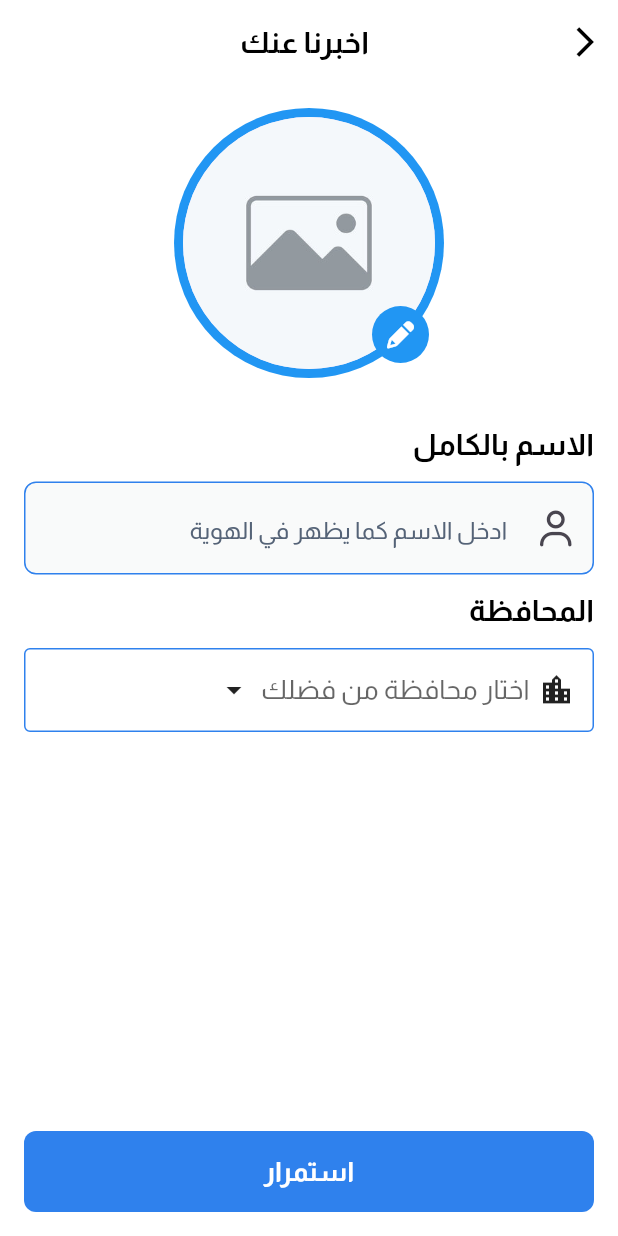
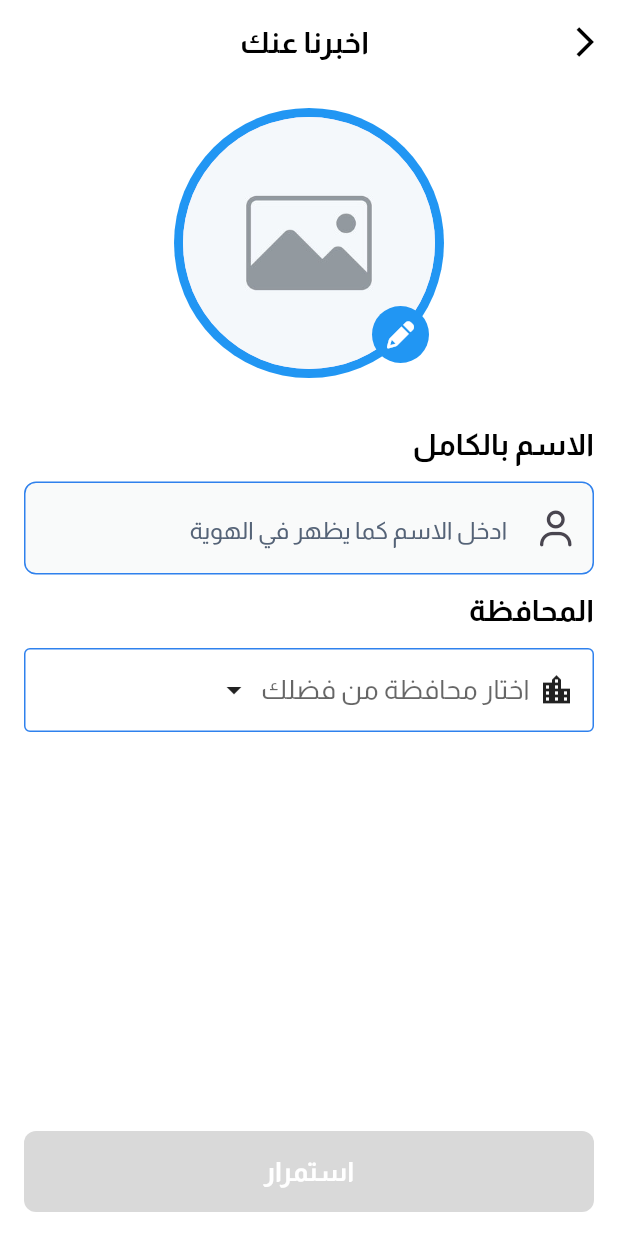
Before and after one commit to Makaruos-Emad/Herafy_App, a Flutter app: the CompleteProfileScreen screen opened by its route, on a phone screen of 412 x 824 dp. Run offline on Flutter 3.47's test engine with Material 3 defaults, Android fonts, the phone set to English and light mode, and no system bars; our stand-ins replace flutter_bloc, flutter_svg, font_awesome_flutter, geolocator, image_picker, pinput and 1 more; accounts and stored records are empty.

Commit message:
some update in select governate and centers

```diff
--- a/lib/core/routing/app_router.dart
+++ b/lib/core/routing/app_router.dart
@@ -8,9 +8,15 @@ import 'package:herafy/features/auth/ui/enter_code_screen.dart';
 import 'package:herafy/features/auth/ui/user_type_selection_screen.dart';
 import 'package:herafy/features/home/ui/home_client_screen.dart';
 import 'package:herafy/features/onboarding/ui/onboarding_screen.dart';
+import 'package:herafy/features/profile/ui/edit_profile_screen.dart';
 import 'package:herafy/features/service_request/data/best_tech_model.dart';
 import 'package:herafy/features/service_request/logic/cubit/service_requist_cubit.dart';
+import 'package:herafy/features/service_request/models/check_request_args.dart';
+import 'package:herafy/features/service_request/ui/book_appointment_screen.dart';
+import 'package:herafy/features/service_request/ui/check_request_screen.dart';
 import 'package:herafy/features/service_request/ui/select_technician_screen.dart';
+import 'package:herafy/features/service_request/ui/success_request_screen.dart';
+import 'package:herafy/features/service_request/ui/tech_selected_profile_screen.dart';
 
 class AppRouter {
   Route? generateRoute(RouteSettings settings) {
@@ -45,8 +51,47 @@ class AppRouter {
             child: const SelectTechnicianScreen(),
           ),
         );
+      case Routes.technicialSelectedProfileScreen:
+        return MaterialPageRoute(
+          builder: (context) => const TechSelectedProfileScreen(),
+        );
+      case Routes.bookAppointmentScreen:
+        return MaterialPageRoute(builder: (context) => BookAppointmentScreen());
+      case Routes.checkRequestScreen:
+        final args = settings.arguments;
+        if (args is! CheckRequestArgs) {
+          return _errorRoute(
+            'Missing/invalid arguments for ${Routes.checkRequestScreen}. '
+            'Expected CheckRequestArgs.',
+          );
+        }
+        return MaterialPageRoute(
+          builder: (context) => CheckRequestScreen(
+            time: args.time,
+            date: args.date,
+            address: args.address,
+            governorate: args.governorate,
+            center: args.center,
+          ),
+        );
+
+      case Routes.successRequestScreen:
+        return MaterialPageRoute(
+          builder: (context) => const SuccessRequestScreen(),
+        );
+      case Routes.editProfileScreen:
+        return MaterialPageRoute(builder: (_) => EditProfileScreen());
       default:
         return null;
     }
   }
+
+  Route _errorRoute(String message) {
+    return MaterialPageRoute(
+      builder: (_) => Scaffold(
+        appBar: AppBar(title: const Text('Routing Error')),
+        body: Center(child: Text(message, textAlign: TextAlign.center)),
+      ),
+    );
+  }
 }
--- a/lib/core/routing/routes.dart
+++ b/lib/core/routing/routes.dart
@@ -7,4 +7,9 @@ class Routes {
   static const String allowLocationScreen = '/allowLocationScreen';
   static const String homeClientScreen = 'homeClientScreen';
   static const String selectTechnicianScreen = 'selectTechnicianScreen';
+  static const String technicialSelectedProfileScreen = 'technicialSelectedProfileScreen';
+  static const String bookAppointmentScreen = 'bookAppointmentScreen';
+  static const String checkRequestScreen = 'checkRequestScreen';
+  static const String successRequestScreen = 'SuccessRequestScreen';
+  static const String editProfileScreen = 'editProfileScreen';
 }
--- a/lib/core/widgets/custom_text_form_field.dart
+++ b/lib/core/widgets/custom_text_form_field.dart
@@ -7,6 +7,8 @@ class CustomTextFormField extends StatelessWidget {
     super.key,
     required this.hintText,
     required this.textInputType,
+    this.controller,
+    this.onChanged,
     this.suffixIcon,
     this.onSaved,
     this.obscureText = false,
@@ -15,10 +17,14 @@ class CustomTextFormField extends StatelessWidget {
     this.prefixIcon,
     this.hintStyle,
     this.labelText,
+    this.enableValidation = true,
+    this.validator,
   });
 
   final String hintText;
   final TextInputType textInputType;
+  final TextEditingController? controller;
+  final ValueChanged<String>? onChanged;
   final Widget? suffixIcon;
   final void Function(String?)? onSaved;
   final bool obscureText;
@@ -27,20 +33,27 @@ class CustomTextFormField extends StatelessWidget {
   final Widget? prefixIcon;
   final TextStyle? hintStyle;
   final String? labelText;
+  final bool enableValidation;
+  final String? Function(String?)? validator;
 
   @override
   Widget build(BuildContext context) {
     return TextFormField(
+      controller: controller,
+      onChanged: onChanged,
       textDirection: textDirection,
       obscureText: obscureText,
       textAlignVertical: TextAlignVertical.center,
       onSaved: onSaved,
-      validator: (value) {
-        if (value == null || value.isEmpty) {
-          return hintText;
-        }
-        return null;
-      },
+      validator: enableValidation
+          ? (validator ??
+              (value) {
+                if (value == null || value.isEmpty) {
+                  return hintText;
+                }
+                return null;
+              })
+          : null,
       keyboardType: textInputType,
       style: AppTextStyles.semiBold20Black,
       decoration: InputDecoration(
--- /dev/null
+++ b/lib/features/auth/data/country_name.dart
@@ -0,0 +1,296 @@
+import 'package:herafy/features/auth/models/list_contry.dart';
+
+final List<Country> countries = [
+  Country(title: "مصر", code: "+20", flag: "🇪🇬"),
+  Country(title: "السعودية", code: "+966", flag: "🇸🇦"),
+  Country(title: "الإمارات", code: "+971", flag: "🇦🇪"),
+  Country(title: "قطر", code: "+974", flag: "🇶🇦"),
+  Country(title: "الكويت", code: "+965", flag: "🇰🇼"),
+  Country(title: "البحرين", code: "+973", flag: "🇧🇭"),
+  Country(title: "عُمان", code: "+968", flag: "🇴🇲"),
+  Country(title: "الأردن", code: "+962", flag: "🇯🇴"),
+  Country(title: "لبنان", code: "+961", flag: "🇱🇧"),
+  Country(title: "سوريا", code: "+963", flag: "🇸🇾"),
+  Country(title: "العراق", code: "+964", flag: "🇮🇶"),
+  Country(title: "فلسطين", code: "+970", flag: "🇵🇸"),
+  Country(title: "السودان", code: "+249", flag: "🇸🇩"),
+  Country(title: "ليبيا", code: "+218", flag: "🇱🇾"),
+  Country(title: "تونس", code: "+216", flag: "🇹🇳"),
+  Country(title: "الجزائر", code: "+213", flag: "🇩🇿"),
+  Country(title: "المغرب", code: "+212", flag: "🇲🇦"),
+  Country(title: "موريتانيا", code: "+222", flag: "🇲🇷"),
+  Country(title: "الصومال", code: "+252", flag: "🇸🇴"),
+  Country(title: "جيبوتي", code: "+253", flag: "🇩🇯"),
+  Country(title: "جزر القمر", code: "+269", flag: "🇰🇲"),
+];
+
+final List<Country> governorates = [
+  Country(
+    title: "القاهرة",
+    centers: [
+      "مدينة نصر",
+      "المعادي",
+      "حلوان",
+      "عين شمس",
+      "الزيتون",
+      "شبرا",
+      "التجمع",
+    ],
+  ),
+  Country(
+    title: "الجيزة",
+    centers: [
+      "الدقي",
+      "العجوزة",
+      "الهرم",
+      "فيصل",
+      "6 أكتوبر",
+      "الشيخ زايد",
+    ],
+  ),
+  Country(
+    title: "الإسكندرية",
+    centers: [
+      "سيدي جابر",
+      "سموحة",
+      "العجمي",
+      "المنتزه",
+      "محرم بك",
+    ],
+  ),
+  Country(
+    title: "الدقهلية",
+    centers: [
+      "المنصورة",
+      "طلخا",
+      "ميت غمر",
+      "السنبلاوين",
+      "دكرنس",
+    ],
+  ),
+  Country(
+    title: "البحر الأحمر",
+    centers: [
+      "الغردقة",
+      "سفاجا",
+      "القصير",
+      "مرسى علم",
+    ],
+  ),
+  Country(
+    title: "البحيرة",
+    centers: [
+      "دمنهور",
+      "كفر الدوار",
+      "رشيد",
+      "إدكو",
+      "أبو المطامير",
+    ],
+  ),
+  Country(
+    title: "الفيوم",
+    centers: [
+      "الفيوم",
+      "سنورس",
+      "إطسا",
+      "طامية",
+      "يوسف الصديق",
+    ],
+  ),
+  Country(
+    title: "الغربية",
+    centers: [
+      "طنطا",
+      "المحلة الكبرى",
+      "زفتى",
+      "كفر الزيات",
+      "بسيون",
+    ],
+  ),
+  Country(
+    title: "الإسماعيلية",
+    centers: [
+      "الإسماعيلية",
+      "فايد",
+      "القنطرة شرق",
+      "القنطرة غرب",
+    ],
+  ),
+  Country(
+    title: "المنوفية",
+    centers: [
+      "شبين الكوم",
+      "السادات",
+      "منوف",
+      "أشمون",
+      "قويسنا",
+    ],
+  ),
+  Country(
+    title: "المنيا",
+    centers: [
+      "المنيا",
+      "ملوي",
+      "بني مزار",
+      "مطاي",
+      "سمالوط",
+    ],
+  ),
+  Country(
+    title: "القليوبية",
+    centers: [
+      "بنها",
+      "شبرا الخيمة",
+      "القناطر الخيرية",
+      "الخانكة",
+      "طوخ",
+    ],
+  ),
+  Country(
+    title: "الوادي الجديد",
+    centers: [
+      "الخارجة",
+      "الداخلة",
+      "الفرافرة",
+      "باريس",
+    ],
+  ),
+  Country(
+    title: "السويس",
+    centers: [
+      "السويس",
+      "عتاقة",
+      "الجناين",
+    ],
+  ),
+  Country(
+    title: "أسوان",
+    centers: [
+      "أسوان",
+      "دراو",
+      "كوم أمبو",
+      "نصر النوبة",
+      "إدفو",
+    ],
+  ),
+  Country(
+    title: "أسيوط",
+    centers: [
+      "أسيوط",
+      "ديروط",
+      "القوصية",
+      "أبنوب",
+      "منفلوط",
+    ],
+  ),
+  Country(
+    title: "بني سويف",
+    centers: [
+      "بني سويف",
+      "الواسطى",
+      "ناصر",
+      "إهناسيا",
+      "سمسطا",
+    ],
+  ),
+  Country(
+    title: "بورسعيد",
+    centers: [
+      "حي العرب",
+      "حي الزهور",
+      "حي الشرق",
+      "حي المناخ",
+    ],
+  ),
+  Country(
+    title: "دمياط",
+    centers: [
+      "دمياط",
+      "رأس البر",
+      "فارسكور",
+      "الزرقا",
+    ],
+  ),
+  Country(
+    title: "الشرقية",
+    centers: [
+      "الزقازيق",
+      "بلبيس",
+      "منيا القمح",
+      "فاقوس",
+      "العاشر من رمضان",
+    ],
+  ),
+  Country(
+    title: "جنوب سيناء",
+    centers: [
+      "شرم الشيخ",
+      "دهب",
+      "نويبع",
+      "طابا",
+    ],
+  ),
+  Country(
+    title: "كفر الشيخ",
+    centers: [
+      "كفر الشيخ",
+      "دسوق",
+      "فوه",
+      "مطوبس",
+    ],
+  ),
+  Country(
+    title: "مطروح",
+    centers: [
+      "مرسى مطروح",
+      "الحمام",
+      "الضبعة",
+      "سيدي براني",
+    ],
+  ),
+  Country(
+    title: "الأقصر",
+    centers: [
+      "الأقصر",
+      "الزينية",
+      "البياضية",
+      "القرنة",
+      "أرمنت",
+      "إسنا",
+    ],
+  ),
+  Country(
+    title: "قنا",
+    centers: [
+      "قنا",
+      "نجع حمادي",
+      "دشنا",
+      "قفط",
+      "قوص",
+    ],
+  ),
+  Country(
+    title: "شمال سيناء",
+    centers: [
+      "العريش",
+      "الشيخ زويد",
+      "رفح",
+    ],
+  ),
+  Country(
+    title: "سوهاج",
+    centers: [
+      "سوهاج",
+      "أخميم",
+      "البلينا",
+      "المراغة",
+      "المنشأة",
+      "دار السلام",
+      "جرجا",
+      "جهينة",
+      "ساقلته",
+      "طما",
+      "طهطا",
+    ],
+  ),
+];
--- a/lib/features/auth/models/list_contry.dart
+++ b/lib/features/auth/models/list_contry.dart
@@ -2,60 +2,18 @@ class Country {
   final String title;
   final String? code;
   final String? flag;
+  final List<String>? centers;
 
-  Country({required this.title,  this.code,  this.flag});
+  Country({required this.title,  this.code,  this.flag , this.centers});
 }
 
-final List<Country> countries = [
-  Country(title: "مصر", code: "+20", flag: "🇪🇬"),
-  Country(title: "السعودية", code: "+966", flag: "🇸🇦"),
-  Country(title: "الإمارات", code: "+971", flag: "🇦🇪"),
-  Country(title: "قطر", code: "+974", flag: "🇶🇦"),
-  Country(title: "الكويت", code: "+965", flag: "🇰🇼"),
-  Country(title: "البحرين", code: "+973", flag: "🇧🇭"),
-  Country(title: "عُمان", code: "+968", flag: "🇴🇲"),
-  Country(title: "الأردن", code: "+962", flag: "🇯🇴"),
-  Country(title: "لبنان", code: "+961", flag: "🇱🇧"),
-  Country(title: "سوريا", code: "+963", flag: "🇸🇾"),
-  Country(title: "العراق", code: "+964", flag: "🇮🇶"),
-  Country(title: "فلسطين", code: "+970", flag: "🇵🇸"),
-  Country(title: "السودان", code: "+249", flag: "🇸🇩"),
-  Country(title: "ليبيا", code: "+218", flag: "🇱🇾"),
-  Country(title: "تونس", code: "+216", flag: "🇹🇳"),
-  Country(title: "الجزائر", code: "+213", flag: "🇩🇿"),
-  Country(title: "المغرب", code: "+212", flag: "🇲🇦"),
-  Country(title: "موريتانيا", code: "+222", flag: "🇲🇷"),
-  Country(title: "الصومال", code: "+252", flag: "🇸🇴"),
-  Country(title: "جيبوتي", code: "+253", flag: "🇩🇯"),
-  Country(title: "جزر القمر", code: "+269", flag: "🇰🇲"),
-];
 
-final List<Country> governorates = [
-  Country(title: "القاهرة"),
-  Country(title: "الجيزة"),
-  Country(title: "الإسكندرية"),
-  Country(title: "الدقهلية"),
-  Country(title: "البحر الأحمر"),
-  Country(title: "البحيرة"),
-  Country(title: "الفيوم"),
-  Country(title: "الغربية"),
-  Country(title: "الإسماعيلية"),
-  Country(title: "المنوفية"),
-  Country(title: "المنيا"),
-  Country(title: "القليوبية"),
-  Country(title: "الوادي الجديد"),
-  Country(title: "السويس"),
-  Country(title: "أسوان"),
-  Country(title: "أسيوط"),
-  Country(title: "بني سويف"),
-  Country(title: "بورسعيد"),
-  Country(title: "دمياط"),
-  Country(title: "الشرقية"),
-  Country(title: "جنوب سيناء"),
-  Country(title: "كفر الشيخ"),
-  Country(title: "مطروح"),
-  Country(title: "الأقصر"),
-  Country(title: "قنا"),
-  Country(title: "شمال سيناء"),
-  Country(title: "سوهاج"),
-];
+class Governorate {
+  final String name;
+  final List<String> centers;
+
+  Governorate({
+    required this.name,
+    required this.centers,
+  });
+}
--- a/lib/features/auth/ui/widgets/body_complete_profile_screen.dart
+++ b/lib/features/auth/ui/widgets/body_complete_profile_screen.dart
@@ -5,15 +5,50 @@ import 'package:herafy/core/theme/app_text_styles.dart';
 import 'package:herafy/core/utils/app_constants.dart';
 import 'package:herafy/core/widgets/custom_button.dart';
 import 'package:herafy/core/widgets/custom_text_form_field.dart';
+import 'package:herafy/features/auth/data/country_name.dart';
 import 'package:herafy/features/auth/models/list_contry.dart';
 import 'package:herafy/features/auth/ui/widgets/add_image_profile_widget.dart';
 import 'package:herafy/features/auth/ui/widgets/custom_list_title.dart';
 
-class BodyCompleteProfileScreen extends StatelessWidget {
+class BodyCompleteProfileScreen extends StatefulWidget {
   const BodyCompleteProfileScreen({super.key});
 
   @override
+  State<BodyCompleteProfileScreen> createState() =>
+      _BodyCompleteProfileScreenState();
+}
+
+class _BodyCompleteProfileScreenState extends State<BodyCompleteProfileScreen> {
+  final TextEditingController _fullNameController = TextEditingController();
+  Country? _selectedGovernorate;
+  String? _selectedCenter;
+
+  bool get _canContinue =>
+      _fullNameController.text.trim().isNotEmpty &&
+      _selectedGovernorate != null &&
+      _selectedCenter != null;
+
+  @override
+  void initState() {
+    super.initState();
+    _fullNameController.addListener(_onFormChanged);
+  }
+
+  @override
+  void dispose() {
+    _fullNameController.removeListener(_onFormChanged);
+    _fullNameController.dispose();
+    super.dispose();
+  }
+
+  void _onFormChanged() {
+    if (!mounted) return;
+    setState(() {});
+  }
+
+  @override
   Widget build(BuildContext context) {
+    final centers = _selectedGovernorate?.centers ?? const <String>[];
     return Padding(
       padding: const EdgeInsets.all(kHorizontalPadding),
       child: Column(
@@ -38,6 +73,7 @@ class BodyCompleteProfileScreen extends StatelessWidget {
                     hintStyle: AppTextStyles.regular16GrayBlue,
                     prefixIcon: const FaIcon(FontAwesomeIcons.user),
                     textInputType: TextInputType.name,
+                    controller: _fullNameController,
                   ),
                   SizedBox(height: 10),
                   Text(
@@ -46,14 +82,40 @@ class BodyCompleteProfileScreen extends StatelessWidget {
                     textAlign: TextAlign.right,
                   ),
                   SizedBox(height: 10),
-                  CustomListTitle(
-                    listItems: governorates,
-                    leadingIcon: const Icon(Icons.location_city),
+                  CustomListTitle<Country>(
+                    items: governorates,
+                    titleBuilder: (g) => g.title,
+                    selected: _selectedGovernorate,
+                    leading: const Icon(Icons.location_city),
                     placeholderText: "اختار محافظة من فضلك",
-                    onCountrySelected: (country) {
-                      print(country);
+                    onSelected: (governorate) {
+                      setState(() {
+                        _selectedGovernorate = governorate;
+                        _selectedCenter = null;
+                      });
                     },
                   ),
+                  const SizedBox(height: 12),
+                  if (_selectedGovernorate != null) ...[
+                    Text(
+                      "المركز",
+                      style: AppTextStyles.semiBold20Black,
+                      textAlign: TextAlign.right,
+                    ),
+                    const SizedBox(height: 10),
+                    CustomListTitle<String>(
+                      items: centers,
+                      titleBuilder: (c) => c,
+                      selected: _selectedCenter,
+                      leading: const Icon(Icons.location_on_outlined),
+                      placeholderText: "اختار مركز من فضلك",
+                      onSelected: (center) {
+                        setState(() {
+                          _selectedCenter = center;
+                        });
+                      },
+                    ),
+                  ],
                 ],
               ),
             ),
@@ -62,9 +124,11 @@ class BodyCompleteProfileScreen extends StatelessWidget {
           SafeArea(
             top: false,
             child: CustomButton(
-              onPressed: () {
-                Navigator.pushNamed(context, Routes.allowLocationScreen);
-              },
+              onPressed: _canContinue
+                  ? () {
+                      Navigator.pushNamed(context, Routes.allowLocationScreen);
+                    }
+                  : null,
               text: 'استمرار',
             ),
           ),
--- a/lib/features/auth/ui/widgets/custom_list_title.dart
+++ b/lib/features/auth/ui/widgets/custom_list_title.dart
@@ -1,45 +1,69 @@
 import 'package:flutter/material.dart';
 import 'package:herafy/core/theme/app_colors.dart';
-import 'package:herafy/features/auth/models/list_contry.dart';
 
-class CustomListTitle extends StatefulWidget {
+class CustomListTitle<T> extends StatefulWidget {
   const CustomListTitle({
     super.key,
-    required this.onCountrySelected,
-    required this.listItems,
-    required this.leadingIcon,
+    required this.items,
+    required this.titleBuilder,
+    required this.onSelected,
+    this.selected,
     this.initialSelected,
+    this.leading,
+    this.leadingBuilder,
+    this.trailingBuilder,
     this.showSelectedTitle = true,
     this.placeholderText,
   });
 
-  final ValueChanged<Country> onCountrySelected;
-  final List<Country> listItems;
-  final Icon? leadingIcon;
-  final Country? initialSelected;
+  final List<T> items;
+  final String Function(T item) titleBuilder;
+  final ValueChanged<T> onSelected;
+  final T? selected;
+  final T? initialSelected;
+  final Widget? leading;
+  final Widget? Function(T item)? leadingBuilder;
+  final Widget? Function(T item)? trailingBuilder;
   final bool showSelectedTitle;
   final String? placeholderText;
 
   @override
-  State<CustomListTitle> createState() => _CustomListTitleState();
+  State<CustomListTitle<T>> createState() => _CustomListTitleState<T>();
 }
 
-class _CustomListTitleState extends State<CustomListTitle> {
-  Country? _selected;
+class _CustomListTitleState<T> extends State<CustomListTitle<T>> {
+  T? _selected;
 
   @override
   void initState() {
     super.initState();
-    _selected = widget.initialSelected ??
-        (widget.placeholderText == null ? widget.listItems.first : null);
+    _selected = widget.selected ??
+        widget.initialSelected ??
+        (widget.placeholderText == null ? widget.items.firstOrNull : null);
+  }
+
+  @override
+  void didUpdateWidget(covariant CustomListTitle<T> oldWidget) {
+    super.didUpdateWidget(oldWidget);
+    if (widget.selected != oldWidget.selected) {
+      _selected = widget.selected;
+    }
+  }
+
+  T? get _effectiveSelected => widget.selected ?? _selected;
+
+  Widget? _buildLeading(T? selected) {
+    if (selected == null) return widget.leading;
+    return widget.leadingBuilder?.call(selected) ?? widget.leading;
   }
 
   @override
   Widget build(BuildContext context) {
-    final selected = _selected;
-    final shouldShowTitle = selected == null ||
-        widget.showSelectedTitle ||
-        selected.flag == null;
+    final selected = _effectiveSelected;
+    final leading = _buildLeading(selected);
+
+    final shouldShowTitle =
+        selected == null || widget.showSelectedTitle || leading == null;
 
     return GestureDetector(
       onTap: () {
@@ -47,26 +71,22 @@ class _CustomListTitleState extends State<CustomListTitle> {
           context: context,
           builder: (_) {
             return ListView.builder(
-              itemCount: widget.listItems.length,
+              itemCount: widget.items.length,
               itemBuilder: (context, index) {
-                final item = widget.listItems[index];
+                final item = widget.items[index];
                 return ListTile(
-                  leading: item.flag == null
-                      ? widget.leadingIcon
-                      : Text(item.flag!, style: const TextStyle(fontSize: 20)),
-                  title: Text(item.title, style: const TextStyle(fontSize: 20)),
-                  trailing: item.code == null
-                      ? null
-                      : Text(
-                          item.code!,
-                          textDirection: TextDirection.ltr,
-                          style: const TextStyle(fontSize: 16),
-                        ),
+                  leading:
+                      widget.leadingBuilder?.call(item) ?? widget.leading,
+                  title: Text(
+                    widget.titleBuilder(item),
+                    style: const TextStyle(fontSize: 20),
+                  ),
+                  trailing: widget.trailingBuilder?.call(item),
                   onTap: () {
                     setState(() {
                       _selected = item;
                     });
-                    widget.onCountrySelected(item);
+                    widget.onSelected(item);
                     Navigator.pop(context);
                   },
                 );
@@ -85,18 +105,8 @@ class _CustomListTitleState extends State<CustomListTitle> {
           children: () {
             final children = <Widget>[];
 
-            if (selected == null) {
-              if (widget.leadingIcon != null) {
-                children.add(widget.leadingIcon!);
-              }
-            } else {
-              if (selected.flag == null && widget.leadingIcon != null) {
-                children.add(widget.leadingIcon!);
-              } else if (selected.flag != null) {
-                children.add(
-                  Text(selected.flag!, style: const TextStyle(fontSize: 20)),
-                );
-              }
+            if (leading != null) {
+              children.add(leading);
             }
 
             if (shouldShowTitle) {
@@ -105,7 +115,9 @@ class _CustomListTitleState extends State<CustomListTitle> {
               }
               children.add(
                 Text(
-                  selected?.title ?? (widget.placeholderText ?? ""),
+                  selected == null
+                      ? (widget.placeholderText ?? "")
+                      : widget.titleBuilder(selected),
                   style: TextStyle(
                     fontSize: 18,
                     color: selected == null ? Theme.of(context).hintColor : null,
@@ -127,3 +139,7 @@ class _CustomListTitleState extends State<CustomListTitle> {
     );
   }
 }
+
+extension _FirstOrNullExt<T> on List<T> {
+  T? get firstOrNull => isEmpty ? null : first;
+}
--- a/lib/features/auth/ui/widgets/widget_enter_number.dart
+++ b/lib/features/auth/ui/widgets/widget_enter_number.dart
@@ -3,6 +3,7 @@ import 'package:herafy/core/routing/routes.dart';
 import 'package:herafy/core/theme/app_text_styles.dart';
 import 'package:herafy/core/widgets/custom_button.dart';
 import 'package:herafy/core/widgets/custom_text_form_field.dart';
+import 'package:herafy/features/auth/data/country_name.dart';
 import 'package:herafy/features/auth/models/list_contry.dart';
 import 'package:herafy/features/auth/ui/widgets/custom_list_title.dart';
 
@@ -43,12 +44,22 @@ class WidgetEnterNumber extends StatelessWidget {
               ),
 
               const SizedBox(width: 8),
-              CustomListTitle(
-                listItems: countries,
-                leadingIcon: null,
+              CustomListTitle<Country>(
+                items: countries,
+                titleBuilder: (country) => country.title,
                 initialSelected: _selectedCountry.value,
                 showSelectedTitle: false,
-                onCountrySelected: (country) {
+                leadingBuilder: (country) => country.flag == null
+                    ? null
+                    : Text(country.flag!, style: const TextStyle(fontSize: 20)),
+                trailingBuilder: (country) => country.code == null
+                    ? null
+                    : Text(
+                        country.code!,
+                        textDirection: TextDirection.ltr,
+                        style: const TextStyle(fontSize: 16),
+                      ),
+                onSelected: (country) {
                   _selectedCountry.value = country;
                 },
               ),
--- a/lib/herafy_app.dart
+++ b/lib/herafy_app.dart
@@ -30,7 +30,7 @@ class HerafyApp extends StatelessWidget {
           // primaryColor: AppColors.primaryColor,
           appBarTheme: AppBarTheme(backgroundColor: Colors.white, elevation: 0),
         ),
-        initialRoute: Routes.selectTechnicianScreen,
+        initialRoute: Routes.bookAppointmentScreen,
         onGenerateRoute: appRouter.generateRoute,
       ),
     );
--- a/pubspec.yaml
+++ b/pubspec.yaml
@@ -50,6 +50,10 @@ dependencies:
   permission_handler: ^12.0.1
   # for state management
   flutter_bloc: ^9.1.1
+  readmore: ^3.0.0
+  # for maps screen
+  geocoding: ^4.0.0
+
 
 dev_dependencies:
   flutter_test:
```
Also changed, not shown: pubspec.lock, 1 other file.
